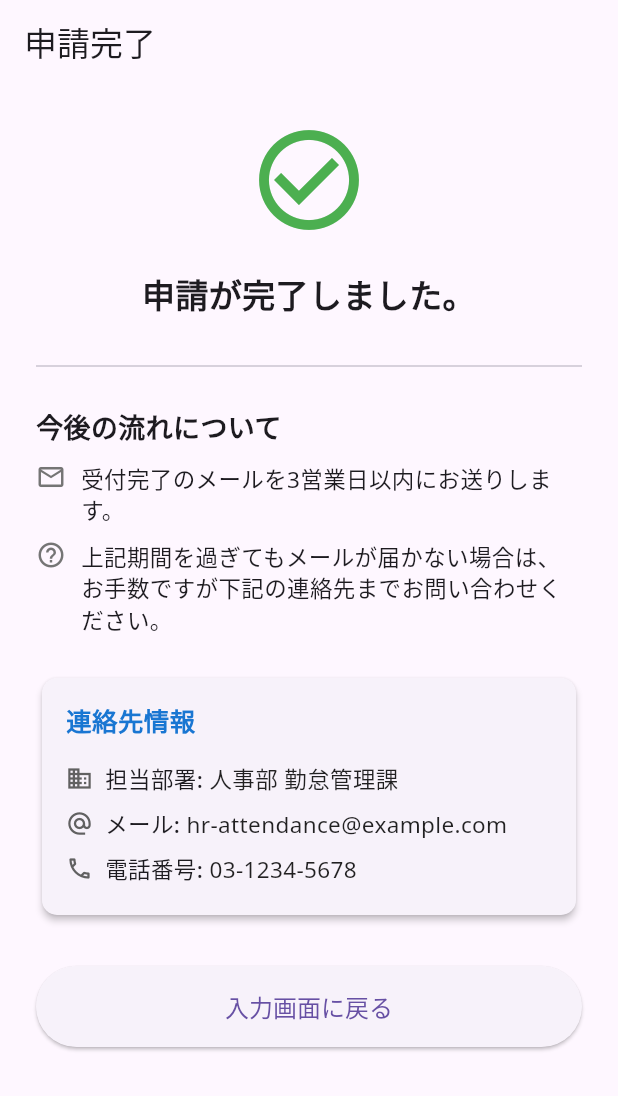
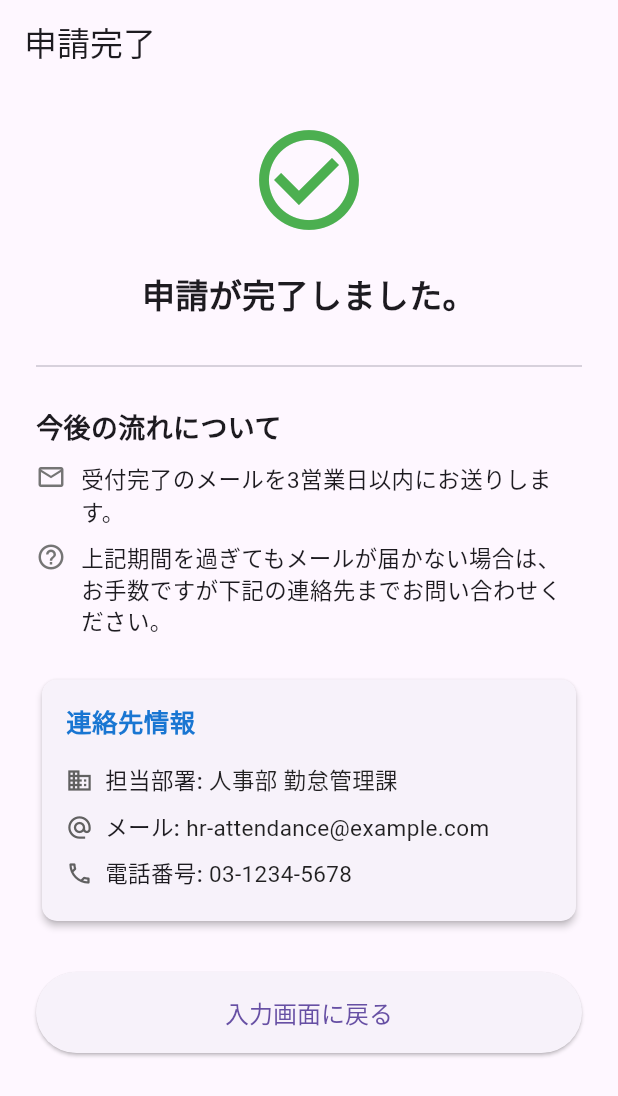
Before and after one commit to kmzk-dev/paid_holiday_web, a Flutter app: the CompleteScreen screen opened by its route, on a phone screen of 412 x 824 dp. Shown: the top 1096 px of the screen. Run offline on Flutter 3.47's test engine with Material 3 defaults, Android fonts, the phone set to English and light mode, and no system bars; our stand-ins replace google_fonts, table_calendar.

Commit message:
Fix: Address minor warnings and web font issue
- Add super() constructor calls
- Correct child widget placement
- Fix mounted-related error in StatelessWidget
- Move packages to `dependencies`
- Change Japanese font for web deployment from NotoSansJP to SawarabiGothic

```diff
--- a/lib/main.dart
+++ b/lib/main.dart
@@ -16,6 +16,7 @@ Future<void> main() async { // ★ async に変更
 }
 
 class MyApp extends StatelessWidget {
+  const MyApp({super.key});
   @override
   Widget build(BuildContext context) {
     return MaterialApp(
@@ -30,7 +31,7 @@ class MyApp extends StatelessWidget {
       ],
       locale: const Locale('ja', 'JP'),
       theme: ThemeData(
-        textTheme: GoogleFonts.notoSansTextTheme( // <--- Google Fontsを使用
+        textTheme: GoogleFonts.sawarabiGothicTextTheme( // <--- Google Fontsを使用
           Theme.of(context).textTheme,
         ),
       ),
--- a/lib/screens/complete_screen.dart
+++ b/lib/screens/complete_screen.dart
@@ -3,6 +3,7 @@ import 'package:flutter/material.dart';
 import '../widgets/responsive_layout.dart'; // 作成したレスポンシブレイアウトウィジェット
 
 class CompleteScreen extends StatelessWidget {
+  const CompleteScreen({super.key});
   @override
   Widget build(BuildContext context) {
     final Map<String, dynamic>? args = ModalRoute.of(context)?.settings.arguments as Map<String, dynamic>?;
@@ -111,11 +112,11 @@ class CompleteScreen extends StatelessWidget {
               onPressed: () {
                 Navigator.pushNamedAndRemoveUntil(context, '/', (route) => false); //
               },
-              child: Text('入力画面に戻る'),
               style: ElevatedButton.styleFrom(
                 padding: EdgeInsets.symmetric(horizontal: 30, vertical: 15.0), //
                 textStyle: TextStyle(fontSize: 16) //
               ),
+              child: Text('入力画面に戻る'),
             ),
             SizedBox(height: MediaQuery.of(context).padding.bottom + 10),
           ],
--- a/lib/widgets/clock_widget.dart
+++ b/lib/widgets/clock_widget.dart
@@ -3,7 +3,7 @@ import 'package:flutter/material.dart';
 import 'package:intl/intl.dart'; // pubspec.yaml に intl パッケージを追加してください
 
 class ClockWidget extends StatefulWidget {
-  const ClockWidget({Key? key}) : super(key: key);
+  const ClockWidget({super.key});
 
   @override
   State<ClockWidget> createState() => _ClockWidgetState();
--- a/lib/widgets/responsive_layout.dart
+++ b/lib/widgets/responsive_layout.dart
@@ -5,7 +5,7 @@ import 'clock_widget.dart'; // 作成した時計ウィジェットをインポ
 class ResponsiveLayout extends StatelessWidget {
   final Widget child; // 各画面の主要コンテンツ
 
-  const ResponsiveLayout({Key? key, required this.child}) : super(key: key);
+  const ResponsiveLayout({super.key, required this.child});
 
   static const double desktopBreakpoint = 853.0; // 旧768.0タブレット横向きを想定したブレークポイント
   // static const double contentCardWidth = 450.0; // 右側コンテンツがExpandedになるため、この固定幅は不要になる場合があります。
@@ -26,12 +26,14 @@ class ResponsiveLayout extends StatelessWidget {
               // 左側: 時計表示エリア (画面横幅の40%)
               SizedBox(
                 width: clockColumnWidth,
-                child: Container(
+                child:
+                //Container(
                   // color: Color(0xFFF5F5F5), // Figmaで見た背景色 (FSFSFS)
-                  child: Center(
+                  //child:
+                  Center(
                     child: ClockWidget(),
                   ),
-                ),
+                //),
               ),
               // 右側: メインコンテンツをカード表示 (画面横幅の残り60%)
               Expanded(
```
Also changed, not shown: lib/screens/confirm_screen.dart (+9 -4 lines), lib/screens/input_screen.dart (+13 -8 lines), pubspec.yaml (+5 -12 lines), pubspec.lock.
